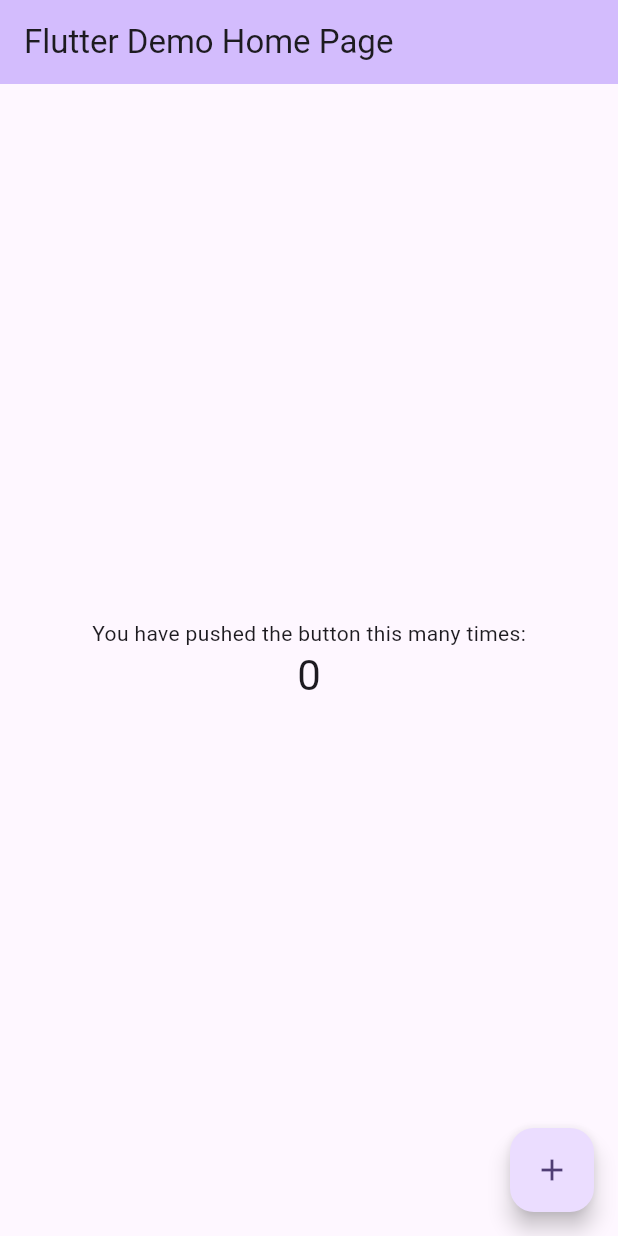
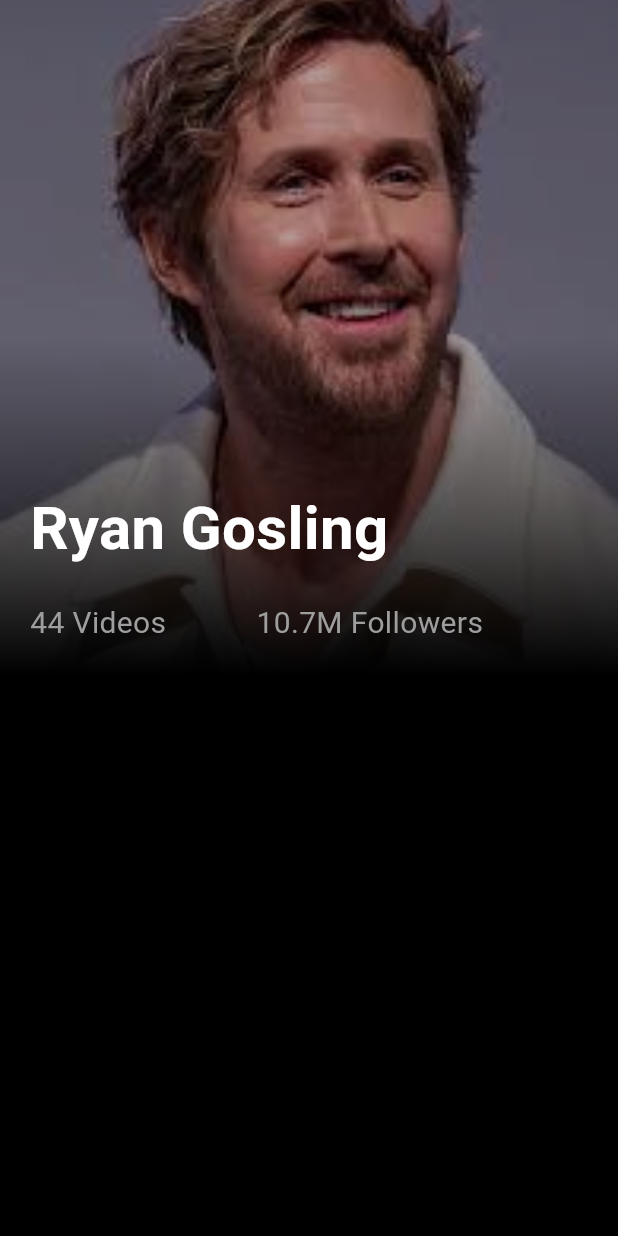
Before and after one commit to AbdullahUsman07/Flutter_Project_4, a Flutter app: the screen it shows after launch, on a phone screen of 412 x 824 dp. Run offline on Flutter 3.47's test engine with Material 3 defaults, Android fonts, the phone set to English and light mode, and no system bars.

Commit message:
Initials Done

```diff
--- a/lib/main.dart
+++ b/lib/main.dart
@@ -1,125 +1,75 @@
 import 'package:flutter/material.dart';
+import 'package:flutter/widgets.dart';
 
-void main() {
-  runApp(const MyApp());
+void main(){
+  runApp(const MaterialApp(
+    debugShowCheckedModeBanner: false,
+    home: HomePage()
+  ),);
 }
 
-class MyApp extends StatelessWidget {
-  const MyApp({super.key});
+class HomePage extends StatefulWidget{
+  const HomePage({super.key});
 
-  // This widget is the root of your application.
-  @override
-  Widget build(BuildContext context) {
-    return MaterialApp(
-      title: 'Flutter Demo',
-      theme: ThemeData(
-        // This is the theme of your application.
-        //
-        // TRY THIS: Try running your application with "flutter run". You'll see
-        // the application has a purple toolbar. Then, without quitting the app,
-        // try changing the seedColor in the colorScheme below to Colors.green
-        // and then invoke "hot reload" (save your changes or press the "hot
-        // reload" button in a Flutter-supported IDE, or press "r" if you used
-        // the command line to start the app).
-        //
-        // Notice that the counter didn't reset back to zero; the application
-        // state is not lost during the reload. To reset the state, use hot
-        // restart instead.
-        //
-        // This works for code too, not just values: Most code changes can be
-        // tested with just a hot reload.
-        colorScheme: ColorScheme.fromSeed(seedColor: Colors.deepPurple),
-        useMaterial3: true,
+  HomePageState createState()=> HomePageState();
+}
+
+class HomePageState extends State<HomePage>{
+  Widget build(BuildContext context){
+    return Scaffold(
+      backgroundColor: Colors.black,
+      body:Stack(
+        children: <Widget>[
+          CustomScrollView(
+            slivers: <Widget>[
+              SliverAppBar(
+                expandedHeight: 450,
+                flexibleSpace: FlexibleSpaceBar(
+                  background: Container(
+                    decoration: const BoxDecoration(
+                      image: DecorationImage(
+                        image:AssetImage('assets/images/ryan-1.jpg'),
+                        fit: BoxFit.cover,
+                      ),
+                    ),
+                    child: Container(
+                      decoration: BoxDecoration(
+                        gradient: LinearGradient(
+                          begin:Alignment.bottomRight,
+                          colors: [
+                            Colors.black,
+                            Colors.black.withOpacity(0.3),
+                          ],
+                        )
+                      ),
+                      child:Padding(
+                        padding: EdgeInsets.all(20.0),
+                        child:Column(
+                          mainAxisAlignment: MainAxisAlignment.end,
+                          crossAxisAlignment: CrossAxisAlignment.start,
+                          children: <Widget>[
+                            Text('Ryan Gosling',
+                            style: TextStyle(
+                              color: Colors.white,fontWeight: FontWeight.bold,fontSize: 40,
+                            ),),
+                            const SizedBox(height: 20.0,),
+                            Row(
+                              children: <Widget>[
+                                Text('44 Videos',style:TextStyle(color:Colors.grey,fontSize:20.0),),
+                                const SizedBox(width: 60,),
+                                Text('10.7M Followers',style: TextStyle(color: Colors.grey,fontSize:20.0),),
+                              ],)
+                          ],
+                        )
+                      )
+                    ),
+                  ),
+                ),
+              )
+            ],
+          )
+        ],
       ),
-      home: const MyHomePage(title: 'Flutter Demo Home Page'),
     );
   }
 }
-
-class MyHomePage extends StatefulWidget {
-  const MyHomePage({super.key, required this.title});
-
-  // This widget is the home page of your application. It is stateful, meaning
-  // that it has a State object (defined below) that contains fields that affect
-  // how it looks.
-
-  // This class is the configuration for the state. It holds the values (in this
-  // case the title) provided by the parent (in this case the App widget) and
-  // used by the build method of the State. Fields in a Widget subclass are
-  // always marked "final".
-
-  final String title;
-
-  @override
-  State<MyHomePage> createState() => _MyHomePageState();
-}
-
-class _MyHomePageState extends State<MyHomePage> {
-  int _counter = 0;
-
-  void _incrementCounter() {
-    setState(() {
-      // This call to setState tells the Flutter framework that something has
-      // changed in this State, which causes it to rerun the build method below
-      // so that the display can reflect the updated values. If we changed
-      // _counter without calling setState(), then the build method would not be
-      // called again, and so nothing would appear to happen.
-      _counter++;
-    });
-  }
-
-  @override
-  Widget build(BuildContext context) {
-    // This method is rerun every time setState is called, for instance as done
-    // by the _incrementCounter method above.
-    //
-    // The Flutter framework has been optimized to make rerunning build methods
-    // fast, so that you can just rebuild anything that needs updating rather
-    // than having to individually change instances of widgets.
-    return Scaffold(
-      appBar: AppBar(
-        // TRY THIS: Try changing the color here to a specific color (to
-        // Colors.amber, perhaps?) and trigger a hot reload to see the AppBar
-        // change color while the other colors stay the same.
-        backgroundColor: Theme.of(context).colorScheme.inversePrimary,
-        // Here we take the value from the MyHomePage object that was created by
-        // the App.build method, and use it to set our appbar title.
-        title: Text(widget.title),
-      ),
-      body: Center(
-        // Center is a layout widget. It takes a single child and positions it
-        // in the middle of the parent.
-        child: Column(
-          // Column is also a layout widget. It takes a list of children and
-          // arranges them vertically. By default, it sizes itself to fit its
-          // children horizontally, and tries to be as tall as its parent.
-          //
-          // Column has various properties to control how it sizes itself and
-          // how it positions its children. Here we use mainAxisAlignment to
-          // center the children vertically; the main axis here is the vertical
-          // axis because Columns are vertical (the cross axis would be
-          // horizontal).
-          //
-          // TRY THIS: Invoke "debug painting" (choose the "Toggle Debug Paint"
-          // action in the IDE, or press "p" in the console), to see the
-          // wireframe for each widget.
-          mainAxisAlignment: MainAxisAlignment.center,
-          children: <Widget>[
-            const Text(
-              'You have pushed the button this many times:',
-            ),
-            Text(
-              '$_counter',
-              style: Theme.of(context).textTheme.headlineMedium,
-            ),
-          ],
-        ),
-      ),
-      floatingActionButton: FloatingActionButton(
-        onPressed: _incrementCounter,
-        tooltip: 'Increment',
-        child: const Icon(Icons.add),
-      ), // This trailing comma makes auto-formatting nicer for build methods.
-    );
-  }
-}
--- a/pubspec.yaml
+++ b/pubspec.yaml
@@ -59,8 +59,8 @@ flutter:
   uses-material-design: true
 
   # To add assets to your application, add an assets section, like this:
-  # assets:
-  #   - images/a_dot_burr.jpeg
+  assets:
+    - assets/images/
   #   - images/a_dot_ham.jpeg
 
   # An image asset can refer to one or more resolution-specific "variants", see
```
Also changed, not shown: assets/images/ryan-1.jpg (added), assets/images/ryan-2.jpg (added), assets/images/ryan-3.jpg (added), assets/images/ryan-4.jpg (added), assets/images/ryan.jpg (added).
